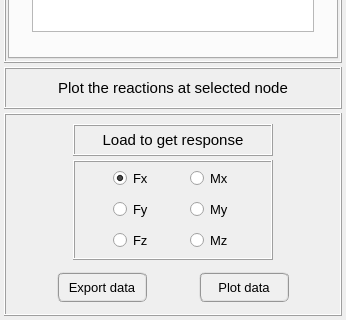
Qt form pulse/interface/data/ui_files/plots/results/structural/get_reactions_for_harmonic_analysis.ui (open-pulse/OpenPulse) before a commit; both pictures show x 0 to 346 and y 287 to 607 of the 346 by 607 pixel window.
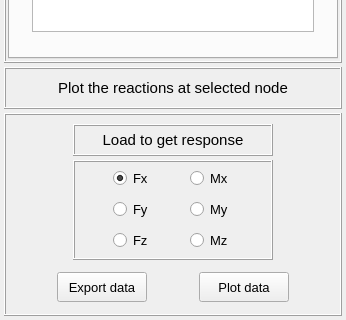
The same form after that commit.

```diff
--- a/pulse/interface/data/ui_files/plots/results/structural/get_reactions_for_harmonic_analysis.ui
+++ b/pulse/interface/data/ui_files/plots/results/structural/get_reactions_for_harmonic_analysis.ui
@@ -1367,10 +1367,7 @@
             </font>
            </property>
            <property name="styleSheet">
-            <string notr="true">QPushButton{border-radius: 6px; border-color: rgb(150, 150, 150); border-style: ridge; border-width: 2px; color: rgb(0, 0, 0); background-color: rgb(240, 240, 240)}
-QPushButton:hover{border-radius: 6px; border-color: rgb(0, 170, 255); border-style: ridge; border-width: 2px; color: rgb(0, 0, 0); background-color: rgba(174, 213, 255, 100)}
-QPushButton:pressed{border-radius: 6px; border-color: rgb(0, 170, 255); border-style: ridge; border-width: 2px; color: rgb(0, 0, 0); background-color: rgb(174, 213, 255)}
-QPushButton:disabled{border-radius: 6px; border-color: rgb(150, 150, 150); border-style: ridge; border-width: 0px; color: rgb(150,150, 150); background-color: rgb(220, 220, 220)}</string>
+            <string notr="true"/>
            </property>
            <property name="text">
             <string>Plot data</string>
@@ -1401,10 +1398,7 @@
             </font>
            </property>
            <property name="styleSheet">
-            <string notr="true">QPushButton{border-radius: 6px; border-color: rgb(150, 150, 150); border-style: ridge; border-width: 2px; color: rgb(0, 0, 0); background-color: rgb(240, 240, 240)}
-QPushButton:hover{border-radius: 6px; border-color: rgb(0, 170, 255); border-style: ridge; border-width: 2px; color: rgb(0, 0, 0); background-color: rgba(174, 213, 255, 100)}
-QPushButton:pressed{border-radius: 6px; border-color: rgb(0, 170, 255); border-style: ridge; border-width: 2px; color: rgb(0, 0, 0); background-color: rgb(174, 213, 255)}
-QPushButton:disabled{border-radius: 6px; border-color: rgb(150, 150, 150); border-style: ridge; border-width: 0px; color: rgb(150,150, 150); background-color: rgb(220, 220, 220)}</string>
+            <string notr="true"/>
            </property>
            <property name="text">
             <string>Export data</string>
```
Left out of the diff: 4 changed lines with no effect on the pictures.
